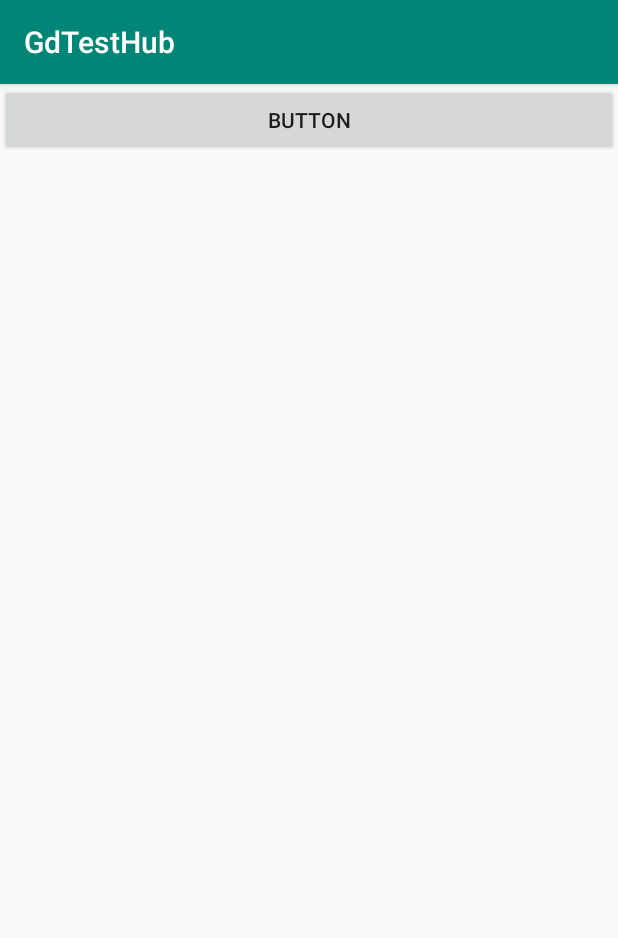
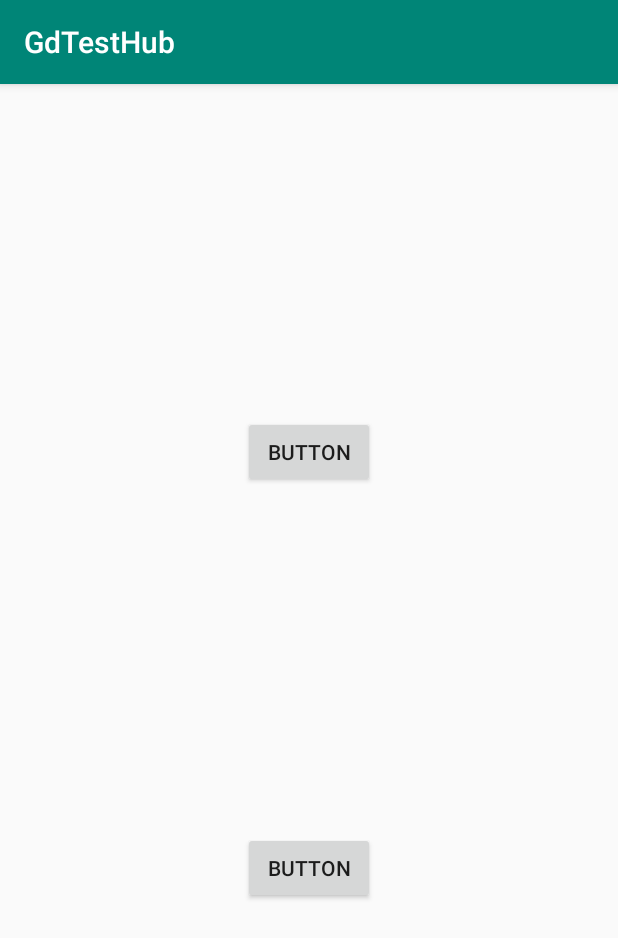
Before and after one commit to Gdeeer/GdTestHub, an Android app: the screen it shows after launch (ConstraintActivity before the commit, JumpActivity after it), on a phone screen of 412 x 824 dp. Shown: the top 938 px of the screen. Run offline under Robolectric (Android 15) with nearby library versions, the phone set to English and light mode, and no system bars; our stand-ins replace data binding.

Commit message:
页面跳转时的生命周期测试

```diff
--- /dev/null
+++ b/app/src/main/java/com/gdeer/gdtesthub/jump/JumpActivity.java
@@ -0,0 +1,68 @@
+package com.gdeer.gdtesthub.jump;
+
+import android.content.Intent;
+import android.databinding.DataBindingUtil;
+import android.os.Bundle;
+import android.support.v7.app.AppCompatActivity;
+import android.util.Log;
+import android.view.View;
+
+import com.gdeer.gdtesthub.R;
+import com.gdeer.gdtesthub.databinding.ActivityJumpBinding;
+
+public class JumpActivity extends AppCompatActivity {
+
+    @Override
+    protected void onCreate(Bundle savedInstanceState) {
+        Log.d("zhangjl", "jump onCreate");
+        super.onCreate(savedInstanceState);
+        setContentView(R.layout.activity_jump);
+
+        ActivityJumpBinding binding = DataBindingUtil.setContentView(this, R.layout.activity_jump);
+        binding.button1.setOnClickListener(new View.OnClickListener() {
+            @Override
+            public void onClick(View v) {
+                Intent intent = new Intent(JumpActivity.this, TargetActivity.class);
+                startActivity(intent);
+            }
+        });
+        binding.button2.setOnClickListener(new View.OnClickListener() {
+            @Override
+            public void onClick(View v) {
+                Intent intent = new Intent(JumpActivity.this, TargetActivity.class);
+                intent.addFlags(Intent.FLAG_ACTIVITY_NEW_TASK);
+                getApplicationContext().startActivity(intent);
+            }
+        });
+    }
+
+    @Override
+    protected void onStart() {
+        Log.d("zhangjl", "jump onStart");
+        super.onStart();
+    }
+
+    @Override
+    protected void onResume() {
+        Log.d("zhangjl", "jump onResume");
+        super.onResume();
+    }
+
+    @Override
+    protected void onPause() {
+        Log.d("zhangjl", "jump onPause");
+        super.onPause();
+    }
+
+    @Override
+    protected void onStop() {
+        Log.d("zhangjl", "jump onStop");
+        super.onStop();
+    }
+
+    @Override
+    protected void onDestroy() {
+        Log.d("zhangjl", "jump onDestroy");
+        super.onDestroy();
+    }
+}
--- /dev/null
+++ b/app/src/main/res/layout/activity_jump.xml
@@ -0,0 +1,40 @@
+<?xml version="1.0" encoding="utf-8"?>
+<layout xmlns:android="http://schemas.android.com/apk/res/android"
+    xmlns:app="http://schemas.android.com/apk/res-auto"
+    xmlns:tools="http://schemas.android.com/tools">
+
+    <data>
+
+    </data>
+
+    <android.support.constraint.ConstraintLayout
+        android:layout_width="match_parent"
+        android:layout_height="match_parent"
+        tools:context=".jump.JumpActivity">
+
+        <Button
+            android:id="@+id/button1"
+            android:layout_width="wrap_content"
+            android:layout_height="wrap_content"
+            android:layout_marginBottom="8dp"
+            android:text="Button"
+            app:layout_constraintBottom_toTopOf="@+id/button2"
+            app:layout_constraintEnd_toEndOf="parent"
+            app:layout_constraintHorizontal_bias="0.5"
+            app:layout_constraintStart_toStartOf="parent"
+            app:layout_constraintTop_toTopOf="parent" />
+
+        <Button
+            android:id="@+id/button2"
+            android:layout_width="wrap_content"
+            android:layout_height="wrap_content"
+            android:layout_marginStart="8dp"
+            android:layout_marginEnd="8dp"
+            android:text="Button"
+            app:layout_constraintBottom_toBottomOf="parent"
+            app:layout_constraintEnd_toEndOf="parent"
+            app:layout_constraintHorizontal_bias="0.5"
+            app:layout_constraintStart_toStartOf="parent"
+            app:layout_constraintTop_toBottomOf="@+id/button1" />
+    </android.support.constraint.ConstraintLayout>
+</layout>
--- a/app/src/main/res/values/styles.xml
+++ b/app/src/main/res/values/styles.xml
@@ -6,6 +6,10 @@
         <item name="colorPrimary">@color/colorPrimary</item>
         <item name="colorPrimaryDark">@color/colorPrimaryDark</item>
         <item name="colorAccent">@color/colorAccent</item>
+    </style>
+
+    <style name="TargetTheme" parent="AppTheme">
+        <item name="android:windowIsTranslucent">true</item>
     </style>
 
     <style name="AppTheme.NoActionBar">
--- a/build.gradle
+++ b/build.gradle
@@ -14,7 +14,9 @@ buildscript {
 
         // NOTE: Do not place your application dependencies here; they belong
         // in the individual module build.gradle files
-    classpath "org.jetbrains.kotlin:kotlin-gradle-plugin:$kotlin_version" }
+        classpath "org.jetbrains.kotlin:kotlin-gradle-plugin:$kotlin_version"
+        classpath "org.jetbrains.kotlin:kotlin-android-extensions:$kotlin_version"
+    }
 }
 
 allprojects {
```
Also changed, not shown: app/src/main/AndroidManifest.xml (+26 -21 lines), app/src/main/java/com/gdeer/gdtesthub/jump/TargetActivity.kt (added, +43 -0 lines), app/src/main/res/layout/activity_target.xml (added, +12 -0 lines).
